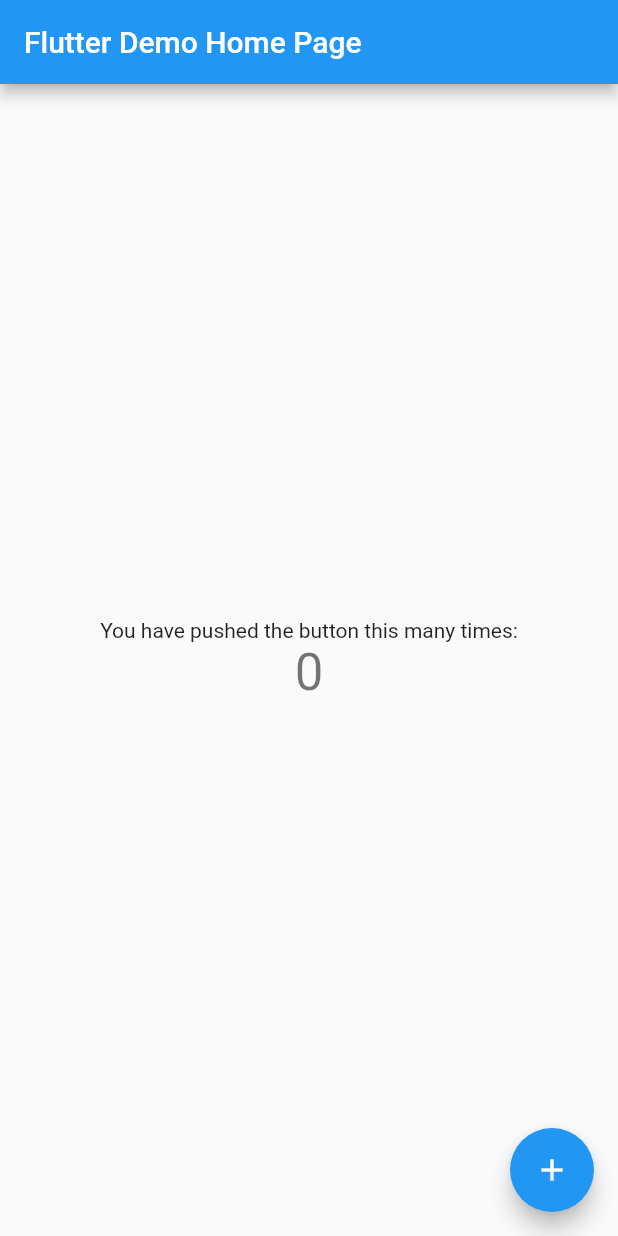
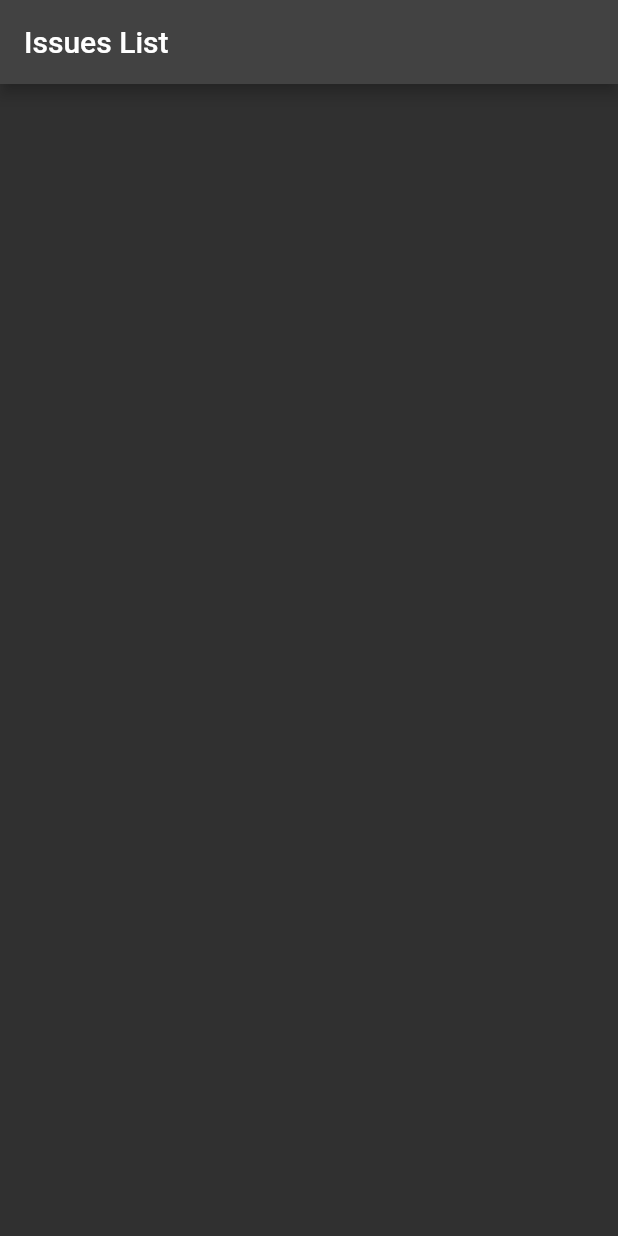
Before and after one commit to carlosmacmar/github_api_consumer, a Flutter app: the screen it shows after launch, on a phone screen of 412 x 824 dp. Run offline on Flutter 3.47's test engine with Material 2 defaults, Android fonts, the phone set to English and light mode, and no system bars; our stand-ins replace bloc, dartz, equatable, flutter_bloc, get_it, internet_connection_checker and 1 more; network calls fail.

Commit message:
Added DisplayIssuesScreen

```diff
--- a/lib/features/github/presentation/bloc/issues/issues_cubit.dart
+++ b/lib/features/github/presentation/bloc/issues/issues_cubit.dart
@@ -10,19 +10,32 @@ part 'issues_state.dart';
 const String SERVER_FAILURE_MESSAGE = 'Server Failure';
 
 class IssuesCubit extends Cubit<IssuesState> {
-  IssuesCubit({required this.getAllIssuesUseCase}) : super(IssuesInitial()) {
-    getAllIssues();
-  }
+  IssuesCubit({required this.getAllIssuesUseCase}) : super(IssuesInitial());
 
+  int page = 1;
   final GetAllIssues getAllIssuesUseCase;
 
   void getAllIssues() async {
     try {
-      emit(IssuesLoading());
+      if(state is IssuesLoading) return;
+
+      var oldIssuesList = <Issue>[];
+
+      final currentState = state;
+      if(currentState is IssuesLoaded) {
+        oldIssuesList = currentState.issuesList;
+      }
+
+      emit(IssuesLoading(oldIssuesList, isFirstFetch: page == 1));
       final failureOrIssues = await getAllIssuesUseCase.call(NoParams());
       failureOrIssues.fold(
         (failure) => emit(IssuesError(_mapFailureToMessage(failure))),
-        (issuesList) => emit(IssuesLoaded(issuesList)),
+        (newIssues) {
+          page++;
+          final issues = (state as IssuesLoading).oldIssuesList;
+          issues.addAll(newIssues);
+          emit(IssuesLoaded(issues));
+        },
       );
     } catch (e) {
       emit(IssuesError('Unknown Error'));
--- a/lib/features/github/presentation/bloc/issues/issues_state.dart
+++ b/lib/features/github/presentation/bloc/issues/issues_state.dart
@@ -10,8 +10,13 @@ class IssuesInitial extends IssuesState {
 }
 
 class IssuesLoading extends IssuesState {
+  IssuesLoading(this.oldIssuesList, {this.isFirstFetch=false});
+
+  final List<Issue> oldIssuesList;
+  final bool isFirstFetch;
+
   @override
-  List<Object> get props => [];
+  List<Object> get props => [oldIssuesList, {isFirstFetch}];
 }
 
 class IssuesLoaded extends IssuesState {
--- /dev/null
+++ b/lib/features/github/presentation/pages/display_issues_screen.dart
@@ -0,0 +1,98 @@
+import 'dart:async';
+
+import 'package:flutter/material.dart';
+import 'package:flutter_bloc/flutter_bloc.dart';
+import 'package:github_api_consumer/features/github/domain/entities/issue.dart';
+import 'package:github_api_consumer/features/github/presentation/bloc/issues/issues_cubit.dart';
+
+class DisplayIssuesScreen extends StatelessWidget {
+  final scrollController = ScrollController();
+
+  void setupScrollController(context) {
+    scrollController.addListener(() {
+      if (scrollController.position.atEdge) {
+        if (scrollController.position.pixels != 0) {
+          BlocProvider.of<IssuesCubit>(context).getAllIssues();
+        }
+      }
+    });
+  }
+
+  @override
+  Widget build(BuildContext context) {
+    setupScrollController(context);
+    BlocProvider.of<IssuesCubit>(context).getAllIssues();
+
+    return Scaffold(
+      appBar: AppBar(
+        title: Text("Issues List"),
+      ),
+      body: _issueList(),
+    );
+  }
+
+  Widget _issueList() {
+    return BlocBuilder<IssuesCubit, IssuesState>(builder: (context, state) {
+      if (state is IssuesLoading && state.isFirstFetch) {
+        return _loadingIndicator();
+      }
+
+      List<Issue> issues = [];
+      bool isLoading = false;
+
+      if (state is IssuesLoading) {
+        issues = state.oldIssuesList;
+        isLoading = true;
+      } else if (state is IssuesLoaded) {
+        issues = state.issuesList;
+      }
+
+      return ListView.separated(
+        controller: scrollController,
+        itemBuilder: (context, index) {
+          if (index < issues.length)
+            return _issue(issues[index], context);
+          else {
+            Timer(Duration(milliseconds: 30), () {
+              scrollController
+                  .jumpTo(scrollController.position.maxScrollExtent);
+            });
+            return _loadingIndicator();
+          }
+        },
+        separatorBuilder: (context, index) {
+          return Divider(
+            color: Colors.grey[400],
+          );
+        },
+        itemCount: issues.length + (isLoading ? 1 : 0),
+      );
+    });
+  }
+
+  Widget _loadingIndicator() {
+    return Padding(
+      padding: const EdgeInsets.all(8.0),
+      child: Center(child: CircularProgressIndicator()),
+    );
+  }
+
+  Widget _issue(Issue issue, BuildContext context) {
+    return Container(
+      width: MediaQuery.of(context).size.width,
+      margin: const EdgeInsets.all(10.0),
+      child: Column(
+        crossAxisAlignment: CrossAxisAlignment.start,
+        children: [
+          Text(
+            "${issue.title}",
+            style: TextStyle(
+                fontSize: 18.0,
+                color: Colors.white,
+                fontWeight: FontWeight.bold),
+          ),
+        ],
+      ),
+    );
+  }
+}
--- a/lib/main.dart
+++ b/lib/main.dart
@@ -1,110 +1,56 @@
 import 'package:flutter/material.dart';
+import 'package:flutter_bloc/flutter_bloc.dart';
+import 'package:github_api_consumer/features/github/presentation/bloc/issues/issues_cubit.dart';
+import 'package:github_api_consumer/features/github/presentation/pages/display_issues_screen.dart';
+import 'features/github/domain/usecases/get_all_issues.dart';
+import 'injector.dart' as di;
 
 void main() {
-  runApp(const MyApp());
+  BlocOverrides.runZoned(() async {
+    WidgetsFlutterBinding.ensureInitialized();
+    await di.init();
+    runApp(GithubApp());
+  }, blocObserver: IssuesBlocObserver());
 }
 
-class MyApp extends StatelessWidget {
-  const MyApp({Key? key}) : super(key: key);
-
-  // This widget is the root of your application.
+class GithubApp extends StatelessWidget {
   @override
   Widget build(BuildContext context) {
     return MaterialApp(
-      title: 'Flutter Demo',
-      theme: ThemeData(
-        // This is the theme of your application.
-        //
-        // Try running your application with "flutter run". You'll see the
-        // application has a blue toolbar. Then, without quitting the app, try
-        // changing the primarySwatch below to Colors.green and then invoke
-        // "hot reload" (press "r" in the console where you ran "flutter run",
-        // or simply save your changes to "hot reload" in a Flutter IDE).
-        // Notice that the counter didn't reset back to zero; the application
-        // is not restarted.
-        primarySwatch: Colors.blue,
+      title: 'Github API Consumer',
+      theme: ThemeData.dark(),
+      home: BlocProvider<IssuesCubit>(
+        create: (context) => IssuesCubit(
+          getAllIssuesUseCase: di.injector<GetAllIssues>(),
+        ),
+        child: DisplayIssuesScreen(),
       ),
-      home: const MyHomePage(title: 'Flutter Demo Home Page'),
     );
   }
 }
 
-class MyHomePage extends StatefulWidget {
-  const MyHomePage({Key? key, required this.title}) : super(key: key);
-
-  // This widget is the home page of your application. It is stateful, meaning
-  // that it has a State object (defined below) that contains fields that affect
-  // how it looks.
-
-  // This class is the configuration for the state. It holds the values (in this
-  // case the title) provided by the parent (in this case the App widget) and
-  // used by the build method of the State. Fields in a Widget subclass are
-  // always marked "final".
-
-  final String title;
-
+class IssuesBlocObserver extends BlocObserver {
   @override
-  State<MyHomePage> createState() => _MyHomePageState();
-}
-
-class _MyHomePageState extends State<MyHomePage> {
-  int _counter = 0;
-
-  void _incrementCounter() {
-    setState(() {
-
-    });
+  void onEvent(Bloc bloc, Object? event) {
+    print(event);
+    super.onEvent(bloc, event);
   }
 
   @override
-  Widget build(BuildContext context) {
-    // This method is rerun every time setState is called, for instance as done
-    // by the _incrementCounter method above.
-    //
-    // The Flutter framework has been optimized to make rerunning build methods
-    // fast, so that you can just rebuild anything that needs updating rather
-    // than having to individually change instances of widgets.
-    return Scaffold(
-      appBar: AppBar(
-        // Here we take the value from the MyHomePage object that was created by
-        // the App.build method, and use it to set our appbar title.
-        title: Text(widget.title),
-      ),
-      body: Center(
-        // Center is a layout widget. It takes a single child and positions it
-        // in the middle of the parent.
-        child: Column(
-          // Column is also a layout widget. It takes a list of children and
-          // arranges them vertically. By default, it sizes itself to fit its
-          // children horizontally, and tries to be as tall as its parent.
-          //
-          // Invoke "debug painting" (press "p" in the console, choose the
-          // "Toggle Debug Paint" action from the Flutter Inspector in Android
-          // Studio, or the "Toggle Debug Paint" command in Visual Studio Code)
-          // to see the wireframe for each widget.
-          //
-          // Column has various properties to control how it sizes itself and
-          // how it positions its children. Here we use mainAxisAlignment to
-          // center the children vertically; the main axis here is the vertical
-          // axis because Columns are vertical (the cross axis would be
-          // horizontal).
-          mainAxisAlignment: MainAxisAlignment.center,
-          children: <Widget>[
-            const Text(
-              'You have pushed the button this many times:',
-            ),
-            Text(
-              '$_counter',
-              style: Theme.of(context).textTheme.headline4,
-            ),
-          ],
-        ),
-      ),
-      floatingActionButton: FloatingActionButton(
-        onPressed: _incrementCounter,
-        tooltip: 'Increment',
-        child: const Icon(Icons.add),
-      ), // This trailing comma makes auto-formatting nicer for build methods.
-    );
+  void onChange(BlocBase bloc, Change change) {
+    print(change);
+    super.onChange(bloc, change);
+  }
+
+  @override
+  void onTransition(Bloc bloc, Transition transition) {
+    print(transition);
+    super.onTransition(bloc, transition);
+  }
+
+  @override
+  void onError(BlocBase bloc, Object error, StackTrace stackTrace) {
+    print('$error, $stackTrace');
+    super.onError(bloc, error, stackTrace);
   }
 }
```
Also changed, not shown: lib/injector.dart (+8 -0 lines), 1 other file.
